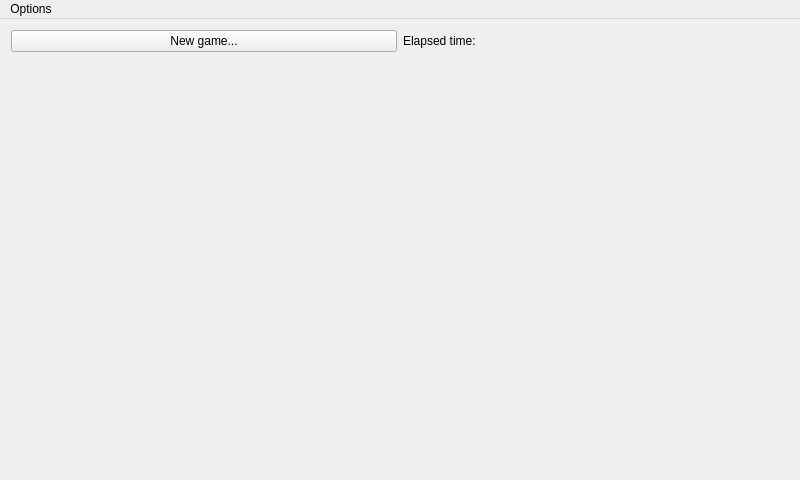
First picture: the form in mainwindow.ui, repository Venemo/puzzle-master, before the edit.
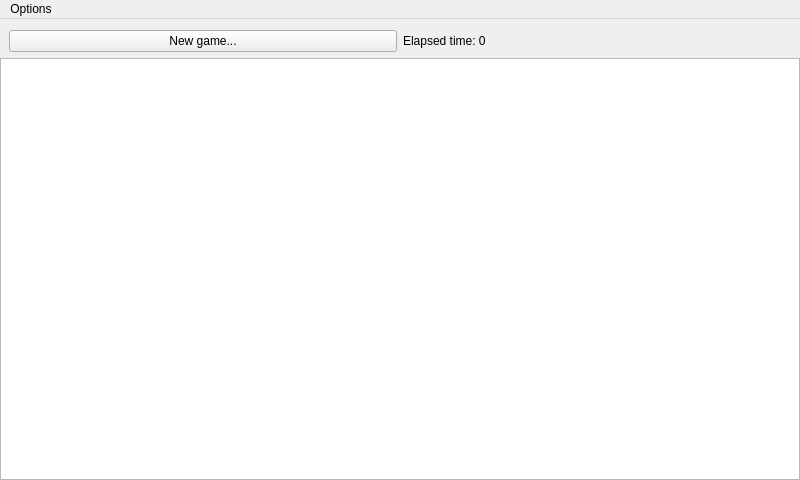
Second picture: the form after the edit. Icons and pictures are not drawn.

Commit message: Changed the application to use the Qt Graphics View framework. * Introduced the abstract PuzzleBoard class * Introduced JigsawPuzzleBoard (others will come) * PuzzleWidget is now a QGraphicsPixmapItem * The main window now has a QGraphicsView * The puzzle pieces now contain small images instead of transparent large ones * All calculations adjusted for this

Diff of the .ui file:
```diff
--- a/mainwindow.ui
+++ b/mainwindow.ui
@@ -22,11 +22,23 @@
   </property>
   <widget class="QWidget" name="centralWidget">
    <layout class="QVBoxLayout" name="verticalLayout">
+    <property name="leftMargin">
+     <number>0</number>
+    </property>
+    <property name="rightMargin">
+     <number>0</number>
+    </property>
     <property name="bottomMargin">
-     <number>9</number>
+     <number>0</number>
     </property>
     <item>
      <layout class="QHBoxLayout" name="horizontalLayout">
+      <property name="leftMargin">
+       <number>9</number>
+      </property>
+      <property name="rightMargin">
+       <number>9</number>
+      </property>
       <item>
        <widget class="QPushButton" name="btnOpenImage">
         <property name="sizePolicy">
@@ -43,21 +55,14 @@
       <item>
        <widget class="QLabel" name="lblTime">
         <property name="text">
-         <string>Elapsed time:</string>
+         <string>Elapsed time: 0</string>
         </property>
        </widget>
       </item>
      </layout>
     </item>
     <item>
-     <widget class="QWidget" name="frame" native="true">
-      <property name="sizePolicy">
-       <sizepolicy hsizetype="Preferred" vsizetype="Expanding">
-        <horstretch>0</horstretch>
-        <verstretch>0</verstretch>
-       </sizepolicy>
-      </property>
-     </widget>
+     <widget class="QGraphicsView" name="graphicsView"/>
     </item>
    </layout>
   </widget>
```
The commit also changes 10 other files.
